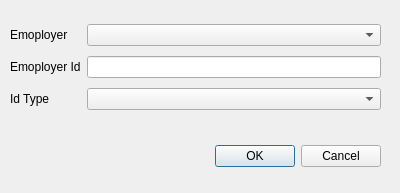
Qt form EmployerId/addemployerid.ui (AndranikHovhannisyan/Tourniquets) before a commit.
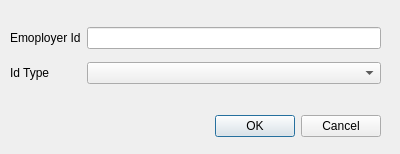
The same form after that commit.

Commit message: emoployer id

What changed in the file:
```diff
--- a/EmployerId/addemployerid.ui
+++ b/EmployerId/addemployerid.ui
@@ -7,7 +7,7 @@
     <x>0</x>
     <y>0</y>
     <width>400</width>
-    <height>193</height>
+    <height>154</height>
    </rect>
   </property>
   <property name="windowTitle">
@@ -17,7 +17,7 @@
    <property name="geometry">
     <rect>
      <x>40</x>
-     <y>140</y>
+     <y>110</y>
      <width>341</width>
      <height>32</height>
     </rect>
@@ -29,44 +29,34 @@
     <set>QDialogButtonBox::Cancel|QDialogButtonBox::Ok</set>
    </property>
   </widget>
-  <widget class="QWidget" name="">
+  <widget class="QWidget" name="layoutWidget">
    <property name="geometry">
     <rect>
      <x>10</x>
      <y>20</y>
      <width>371</width>
-     <height>95</height>
+     <height>71</height>
     </rect>
    </property>
    <layout class="QGridLayout" name="gridLayout">
     <item row="0" column="0">
-     <widget class="QLabel" name="label_employer">
-      <property name="text">
-       <string>Emoployer</string>
-      </property>
-     </widget>
-    </item>
-    <item row="0" column="1">
-     <widget class="QComboBox" name="employer"/>
-    </item>
-    <item row="1" column="0">
      <widget class="QLabel" name="label_empId">
       <property name="text">
        <string>Emoployer Id</string>
       </property>
      </widget>
     </item>
-    <item row="1" column="1">
+    <item row="0" column="1">
      <widget class="QLineEdit" name="employerId"/>
     </item>
-    <item row="2" column="0">
+    <item row="1" column="0">
      <widget class="QLabel" name="label_IdType">
       <property name="text">
        <string>Id Type</string>
       </property>
      </widget>
     </item>
-    <item row="2" column="1">
+    <item row="1" column="1">
      <widget class="QComboBox" name="idType"/>
     </item>
    </layout>
```
The commit also changes 6 other files.
